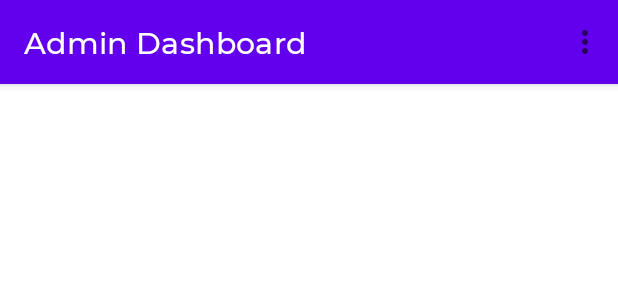
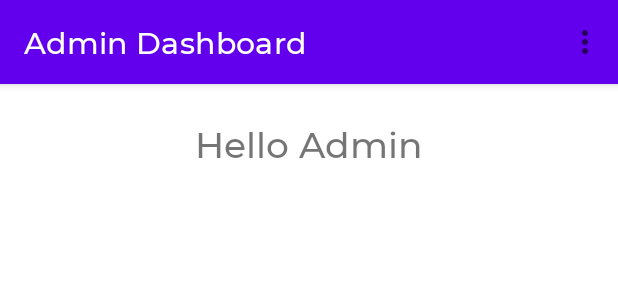
Before and after one commit to NamnendraGupta/SWE-Project_IIT2019154, an Android app: the layout activity_admin.xml on its own in the app's theme, with its tools: preview values and no code run, on a phone screen of 412 x 824 dp. Shown: the top 300 px of the screen. Run offline under Robolectric (Android 15) with nearby library versions, the phone set to English and light mode, and no system bars.

Commit message:
Fixed some minor bugs

```diff
--- a/app/src/main/java/com/example/robodoc/activities/MainActivity.java
+++ b/app/src/main/java/com/example/robodoc/activities/MainActivity.java
@@ -35,6 +35,7 @@ public class MainActivity extends AppCompatActivity implements SignOut.SignOutIn
 
         toolbar=findViewById(R.id.toolbar);
         tvName=findViewById(R.id.tvUserName);
+        imgUser=findViewById(R.id.imgUser);
 
         updateInterface();
 
@@ -70,7 +71,7 @@ public class MainActivity extends AppCompatActivity implements SignOut.SignOutIn
             toolbar.getMenu().findItem(R.id.menuDoctor).setVisible(true);
 
         tvName.setText("Hello "+currentUser.getName());
-//        Picasso.get().load(currentUser.getPhotoURL()).into(imgUser);
+        Picasso.get().load(currentUser.getPhotoURL()).into(imgUser);
     }
 
     private void startAdminActivity(){
--- a/app/src/main/java/com/example/robodoc/firebase/firestore/RegisterUser.java
+++ b/app/src/main/java/com/example/robodoc/firebase/firestore/RegisterUser.java
@@ -36,6 +36,7 @@ public class RegisterUser {
                         progressIndicatorFragment.dismiss();
                         if(task.isSuccessful()){
                             Log.d(TAG,"User Registration Successful");
+                            Globals.updateUserWithHashMap(userData);
                             registerUserInterface.onUserRegister(true);
                         }
                         else {
--- a/app/src/main/res/layout/activity_admin.xml
+++ b/app/src/main/res/layout/activity_admin.xml
@@ -21,4 +21,26 @@
 
     </com.google.android.material.appbar.AppBarLayout>
 
+    <androidx.core.widget.NestedScrollView
+        app:layout_behavior="com.google.android.material.appbar.AppBarLayout$ScrollingViewBehavior"
+        android:layout_width="match_parent"
+        android:layout_height="match_parent">
+
+        <LinearLayout
+            android:layout_width="match_parent"
+            android:layout_height="match_parent"
+            android:orientation="vertical">
+
+            <TextView
+                android:layout_width="wrap_content"
+                android:layout_height="wrap_content"
+                android:textSize="24sp"
+                android:text="Hello Admin"
+                android:layout_gravity="center_horizontal"
+                android:layout_margin="24dp"/>
+
+        </LinearLayout>
+
+    </androidx.core.widget.NestedScrollView>
+
 </androidx.coordinatorlayout.widget.CoordinatorLayout>
```
Also changed, not shown: app/src/main/java/com/example/robodoc/firebase/Globals.java (+18 -1 lines), app/src/main/res/layout/activity_doctor.xml (+22 -0 lines), app/src/main/res/layout/activity_main.xml (+10 -1 lines).
